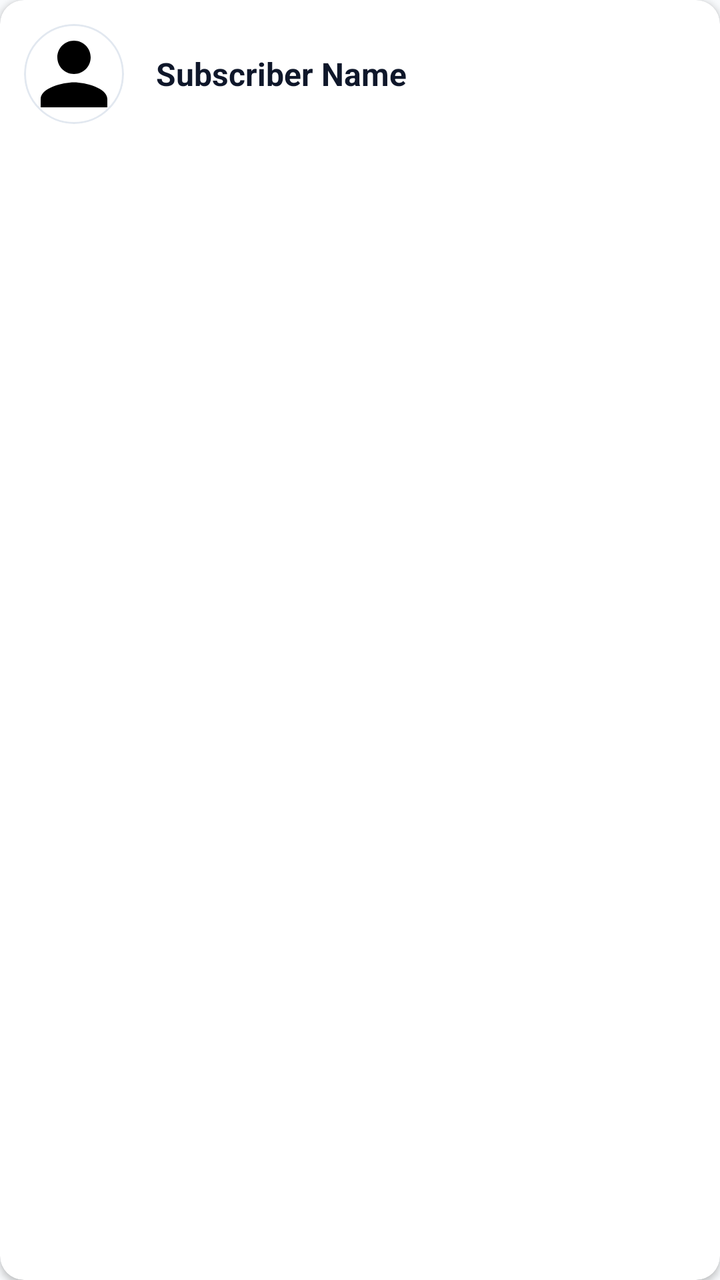
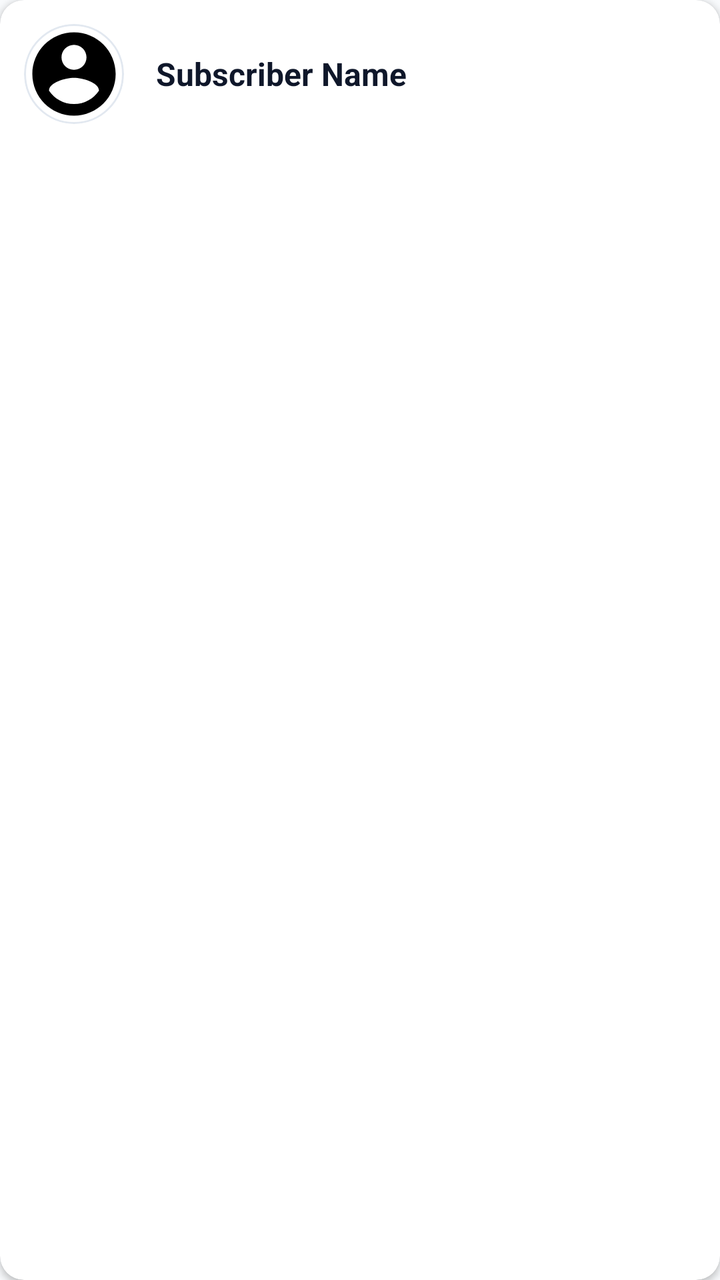

Screens rendered from an Android XML layout before and after an edit, with the pre-edit source and the edit as a unified diff.
<!-- AndroidManifest.xml: application theme Theme.TestMaster -->
<!-- res/layout/item_subscriber.xml -->
<?xml version="1.0" encoding="utf-8"?>
<com.google.android.material.card.MaterialCardView xmlns:android="http://schemas.android.com/apk/res/android"
    xmlns:app="http://schemas.android.com/apk/res-auto"
    android:layout_width="match_parent"
    android:layout_height="wrap_content"
    android:layout_marginHorizontal="8dp"
    android:layout_marginVertical="4dp"
    app:cardCornerRadius="12dp"
    app:cardElevation="2dp"
    app:strokeWidth="0dp">

    <LinearLayout
        android:layout_width="match_parent"
        android:layout_height="wrap_content"
        android:gravity="center_vertical"
        android:orientation="horizontal"
        android:padding="12dp">

        <com.google.android.material.card.MaterialCardView
            android:layout_width="50dp"
            android:layout_height="50dp"
            app:cardCornerRadius="25dp"
            app:cardElevation="0dp"
            app:strokeWidth="1dp"
            app:strokeColor="@color/gray">

            <ImageView
                android:id="@+id/iv_subscriber_profile"
                android:layout_width="match_parent"
                android:layout_height="match_parent"
                android:scaleType="centerCrop"
                android:src="@drawable/baseline_person_24" />
        </com.google.android.material.card.MaterialCardView>

        <TextView
            android:id="@+id/tv_subscriber_name"
            android:layout_width="0dp"
            android:layout_height="wrap_content"
            android:layout_marginStart="16dp"
            android:layout_weight="1"
            android:text="Subscriber Name"
            android:textColor="@color/text_primary"
            android:textSize="16sp"
            android:textStyle="bold" />

    </LinearLayout>
</com.google.android.material.card.MaterialCardView>
<!-- resources referenced by this layout -->
<resources>
  <color name="gray">#E2E8F0</color>
  <color name="text_primary">#0F172A</color>
  <!-- drawable baseline_person_24 (drawable) -->
  <vector android:height="24dp" android:tint="#000000"
      android:viewportHeight="24" android:viewportWidth="24"
      android:width="24dp" xmlns:android="http://schemas.android.com/apk/res/android">
      <path android:fillColor="@android:color/white" android:pathData="M12,12c2.21,0 4,-1.79 4,-4s-1.79,-4 -4,-4 -4,1.79 -4,4 1.79,4 4,4zM12,14c-2.67,0 -8,1.34 -8,4v2h16v-2c0,-2.66 -5.33,-4 -8,-4z"/>
  </vector>
  <style name="Theme.TestMaster" parent="Base.Theme.TestMaster" />
  <style name="Base.Theme.TestMaster" parent="Theme.Material3.DayNight.NoActionBar">
          
          <item name="colorPrimary">@color/primary</item>
          <item name="colorOnPrimary">@color/onPrimary</item>
          <item name="colorPrimaryContainer">@color/primaryContainer</item>
          <item name="colorOnPrimaryContainer">@color/onPrimaryContainer</item>
  
          <item name="colorSecondary">@color/secondary</item>
          <item name="colorOnSecondary">@color/onSecondary</item>
          <item name="colorSecondaryContainer">@color/secondaryContainer</item>
          <item name="colorOnSecondaryContainer">@color/onSecondaryContainer</item>
  
          
          <item name="android:windowBackground">@color/background</item>
          <item name="colorSurface">@color/surface</item>
          <item name="colorOnSurface">@color/onSurface</item>
          <item name="colorSurfaceVariant">@color/surfaceVariant</item>
          <item name="colorOnSurfaceVariant">@color/onSurfaceVariant</item>
          <item name="colorOutline">@color/outline</item>
  
          
          <item name="colorError">@color/error</item>
          <item name="colorOnError">@color/onError</item>
          <item name="colorErrorContainer">@color/errorContainer</item>
          <item name="colorOnErrorContainer">@color/onErrorContainer</item>
  
          
          <item name="colorControlActivated">@color/accent</item>
  
          
          <item name="android:statusBarColor">@color/surface</item>
          <item name="android:windowLightStatusBar">true</item>
      </style>
  <color name="primary">#FFFFFF</color>
  <color name="onPrimary">#0F172A</color>
  <color name="primaryContainer">#F1F5F9</color>
  <color name="onPrimaryContainer">#0F172A</color>
  <color name="secondary">#64748B</color>
  <color name="onSecondary">#FFFFFF</color>
  <color name="secondaryContainer">#E2E8F0</color>
  <color name="onSecondaryContainer">#0F172A</color>
  <color name="background">#F8FAFC</color>
  <color name="surface">#FFFFFF</color>
  <color name="onSurface">#0F172A</color>
  <color name="surfaceVariant">#E2E8F0</color>
  <color name="onSurfaceVariant">#475569</color>
  <color name="outline">#94A3B8</color>
  <color name="error">#DC2626</color>
  <color name="onError">#FFFFFF</color>
  <color name="errorContainer">#FEE2E2</color>
  <color name="onErrorContainer">#7F1D1D</color>
  <color name="accent">#334155</color>
</resources>

<!-- the commit's change to res/layout/item_subscriber.xml (unified diff, before → after) -->
@@ -16,21 +16,45 @@
         android:orientation="horizontal"
         android:padding="12dp">
 
-        <com.google.android.material.card.MaterialCardView
+        <FrameLayout
             android:layout_width="50dp"
-            android:layout_height="50dp"
-            app:cardCornerRadius="25dp"
-            app:cardElevation="0dp"
-            app:strokeWidth="1dp"
-            app:strokeColor="@color/gray">
+            android:layout_height="50dp">
 
-            <ImageView
-                android:id="@+id/iv_subscriber_profile"
+            <com.google.android.material.card.MaterialCardView
                 android:layout_width="match_parent"
                 android:layout_height="match_parent"
-                android:scaleType="centerCrop"
-                android:src="@drawable/baseline_person_24" />
-        </com.google.android.material.card.MaterialCardView>
+                app:cardCornerRadius="25dp"
+                app:cardElevation="0dp"
+                app:strokeWidth="1dp"
+                app:strokeColor="@color/gray">
+
+                <ImageView
+                    android:id="@+id/iv_subscriber_profile"
+                    android:layout_width="match_parent"
+                    android:layout_height="match_parent"
+                    android:scaleType="centerCrop"
+                    android:src="@drawable/baseline_account_circle_24" />
+            </com.google.android.material.card.MaterialCardView>
+
+            <com.google.android.material.card.MaterialCardView
+                android:id="@+id/cv_text_placeholder"
+                android:layout_width="match_parent"
+                android:layout_height="match_parent"
+                android:visibility="gone"
+                app:cardCornerRadius="25dp"
+                app:cardElevation="0dp">
+
+                <TextView
+                    android:id="@+id/tv_profile_placeholder"
+                    android:layout_width="match_parent"
+                    android:layout_height="match_parent"
+                    android:gravity="center"
+                    android:text="A"
+                    android:textColor="@color/white"
+                    android:textSize="20sp"
+                    android:textStyle="bold" />
+            </com.google.android.material.card.MaterialCardView>
+        </FrameLayout>
 
         <TextView
             android:id="@+id/tv_subscriber_name"
<!-- resource entries referenced after the edit -->
@@ -2,11 +2,12 @@
 <resources>
   <color name="gray">#E2E8F0</color>
   <color name="text_primary">#0F172A</color>
-  <!-- drawable baseline_person_24 (drawable) -->
-  <vector android:height="24dp" android:tint="#000000"
-      android:viewportHeight="24" android:viewportWidth="24"
-      android:width="24dp" xmlns:android="http://schemas.android.com/apk/res/android">
-      <path android:fillColor="@android:color/white" android:pathData="M12,12c2.21,0 4,-1.79 4,-4s-1.79,-4 -4,-4 -4,1.79 -4,4 1.79,4 4,4zM12,14c-2.67,0 -8,1.34 -8,4v2h16v-2c0,-2.66 -5.33,-4 -8,-4z"/>
+  <color name="white">#FFFFFFFF</color>
+  <!-- drawable baseline_account_circle_24 (drawable) -->
+  <vector xmlns:android="http://schemas.android.com/apk/res/android" android:height="24dp" android:tint="#000000" android:viewportHeight="24" android:viewportWidth="24" android:width="24dp">
+        
+      <path android:fillColor="@android:color/white" android:pathData="M12,2C6.48,2 2,6.48 2,12s4.48,10 10,10 10,-4.48 10,-10S17.52,2 12,2zM12,5c1.66,0 3,1.34 3,3s-1.34,3 -3,3 -3,-1.34 -3,-3 1.34,-3 3,-3zM12,19.2c-2.5,0 -4.71,-1.28 -6,-3.22 0.03,-1.99 4,-3.08 6,-3.08 1.99,0 5.97,1.09 6,3.08 -1.29,1.94 -3.5,3.22 -6,3.22z"/>
+      
   </vector>
   <style name="Theme.TestMaster" parent="Base.Theme.TestMaster" />
   <style name="Base.Theme.TestMaster" parent="Theme.Material3.DayNight.NoActionBar">
